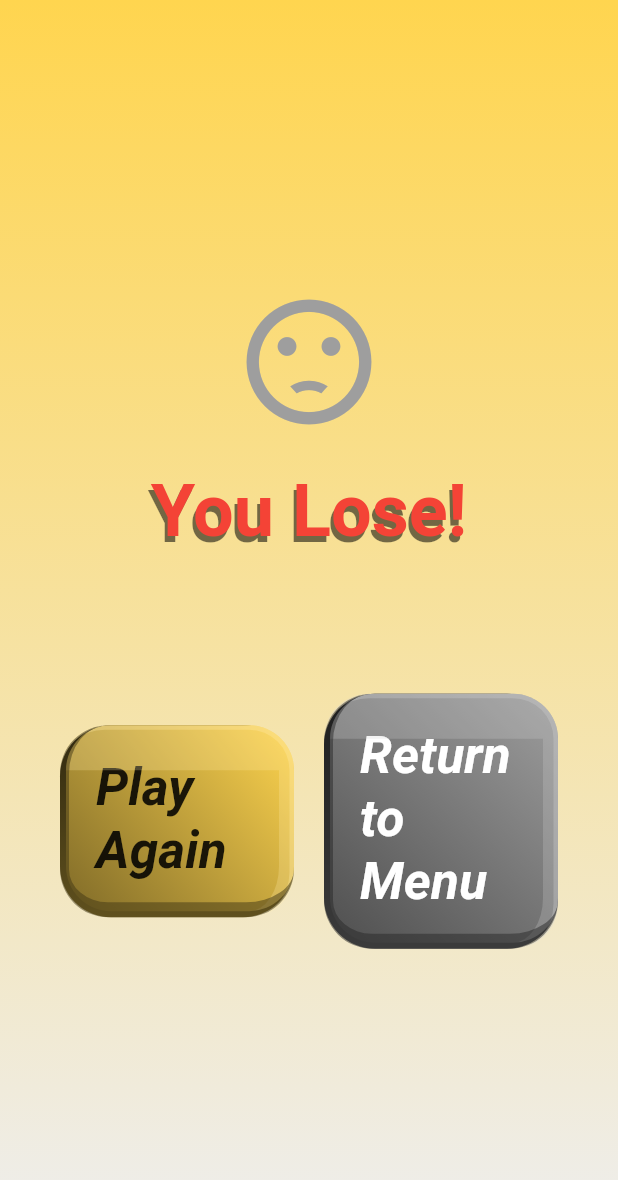
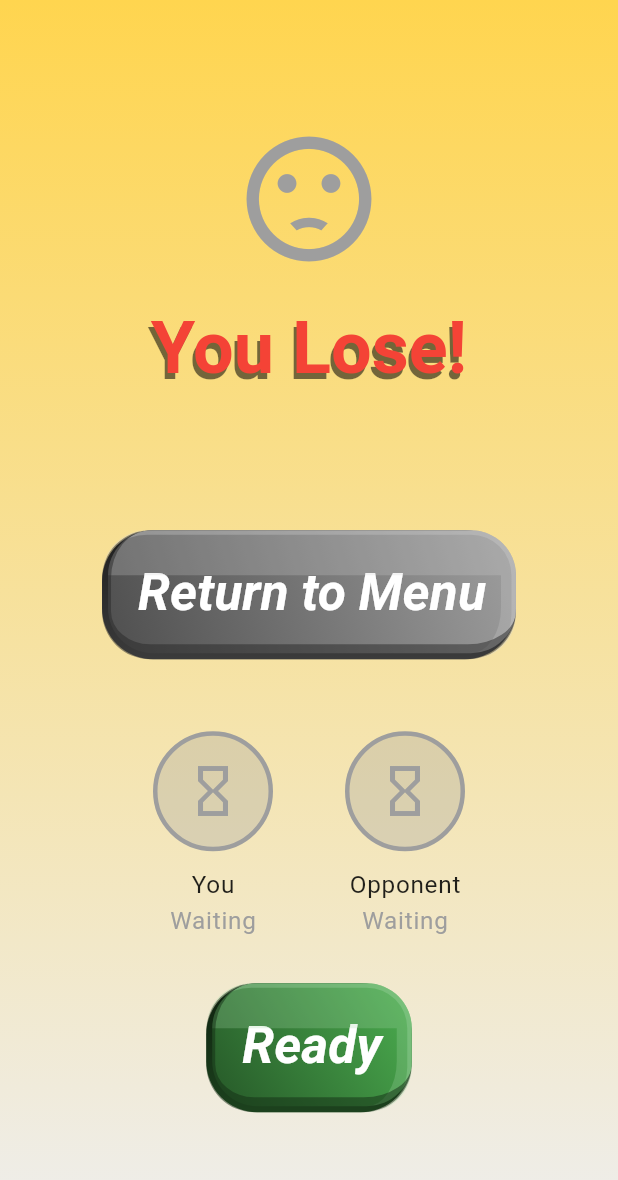
Before and after one commit to mtuan0111/nucatch, a Flutter app: the CombatGameEndScreen screen opened directly, after a tap on "Play Again", on a phone screen of 412 x 824 dp. Shown: the top 1180 px of the screen. Run offline on Flutter 3.47's test engine with Material 3 defaults, Android fonts, the phone set to English and light mode, and no system bars; our stand-ins replace audioplayers, cloud_firestore, device_info_plus, firebase_auth, firebase_core, flutter_bloc and 11 more; missing offline and left inert: lunar, nearby_connections; accounts and stored records are empty; network calls fail.

Commit message:
feat: Enhance combat flow with countdown and restart logic improvements

```diff
--- a/lib/screens/menu_screens/player/combat_game_end_screen.dart
+++ b/lib/screens/menu_screens/player/combat_game_end_screen.dart
@@ -21,10 +21,11 @@ class CombatGameEndScreen extends StatelessWidget {
           child: DeviceWrapper(
             child: BlocListener<CombatBloc, CombatState>(
               listenWhen: (previous, current) =>
-                  !previous.isRestartRequested && current.isRestartRequested,
+                  previous.combatStatus != current.combatStatus &&
+                  current.combatStatus == CombatStatus.intro,
               listener: (context, state) {
-                // Navigate to restart confirmation screen when restart is requested
-                context.read<CombatNavCubit>().showRestartConfirmation();
+                // Navigate to playing screen when restart countdown begins
+                context.read<CombatNavCubit>().showPlaying();
               },
               child: BlocBuilder<CombatBloc, CombatState>(
                 builder: (context, combatState) {
@@ -69,21 +70,8 @@ class CombatGameEndScreen extends StatelessWidget {
             textAlign: TextAlign.center,
           ),
           const SizedBox(height: kSpace4XL),
-          Row(
-            mainAxisAlignment: MainAxisAlignment.center,
-            children: [
-              Flexible(
-                child: CustomElevatedButton(
-                  text: lang(context).playAgain,
-                  shapeAt: RoundedWithShapeAt.all,
-                  onPressed: () {
-                    context.read<CombatBloc>().add(CombatRestartRequested());
-                  },
-                ),
-              ),
-              const SizedBox(width: kSpaceXL),
-              Flexible(
-                child: CustomElevatedButton(
+          // Return to menu button
+          CustomElevatedButton(
             text: lang(context).returnToMenu,
             shapeAt: RoundedWithShapeAt.all,
             backgroundColor: Colors.grey,
@@ -98,11 +86,91 @@ class CombatGameEndScreen extends StatelessWidget {
               context.read<PlayerNavCubit>().showSelectPlayMode();
             },
           ),
+          const SizedBox(height: kSpace4XL),
+          // Ready indicators section
+          if (combatState.isRestartRequested) ...[
+            Row(
+              mainAxisAlignment: MainAxisAlignment.center,
+              children: [
+                _buildReadyIndicator(
+                  context,
+                  label: lang(context).you,
+                  isReady: combatState.isPlayerReady,
+                ),
+                const SizedBox(width: kSpace4XL),
+                _buildReadyIndicator(
+                  context,
+                  label: lang(context).opponent,
+                  isReady: combatState.isOpponentReady,
                 ),
               ],
             ),
+            const SizedBox(height: kSpace3XL),
+            CustomElevatedButton(
+              text: combatState.isPlayerReady
+                  ? lang(context).notReady
+                  : lang(context).ready,
+              shapeAt: RoundedWithShapeAt.all,
+              backgroundColor:
+                  combatState.isPlayerReady ? Colors.orange : Colors.green,
+              onPressed: () {
+                context.read<CombatBloc>().add(
+                      CombatRestartReady(
+                        isReady: !combatState.isPlayerReady,
+                      ),
+                    );
+              },
+            ),
+          ] else ...[
+            CustomElevatedButton(
+              text: lang(context).playAgain,
+              shapeAt: RoundedWithShapeAt.all,
+              onPressed: () {
+                context.read<CombatBloc>().add(CombatRestartRequested());
+              },
+            ),
+          ],
         ],
       ),
+    );
+  }
+
+  Widget _buildReadyIndicator(
+    BuildContext context, {
+    required String label,
+    required bool isReady,
+  }) {
+    return Column(
+      children: [
+        Container(
+          width: 80,
+          height: 80,
+          decoration: BoxDecoration(
+            shape: BoxShape.circle,
+            color: isReady ? Colors.green : Colors.grey.withOpacity(0.3),
+            border: Border.all(
+              color: isReady ? Colors.green : Colors.grey,
+              width: 3,
+            ),
+          ),
+          child: Icon(
+            isReady ? Icons.check : Icons.hourglass_empty,
+            size: 40,
+            color: isReady ? Colors.white : Colors.grey,
+          ),
+        ),
+        const SizedBox(height: kSpaceM),
+        Text(
+          label,
+          style: LayoutConfig(context).contentSectionStyle(),
+        ),
+        Text(
+          isReady ? lang(context).ready : lang(context).waiting,
+          style: LayoutConfig(context).contentSectionStyle(
+            color: isReady ? Colors.green : Colors.grey,
+          ),
+        ),
+      ],
     );
   }
 
```
Also changed, not shown: lib/blocs/objects/combat/combat_bloc.dart (+30 -9 lines), lib/screens/menu_screens/player/combat_play_screen.dart (+5 -4 lines). Lines whose indentation alone changed are shown as unchanged.
